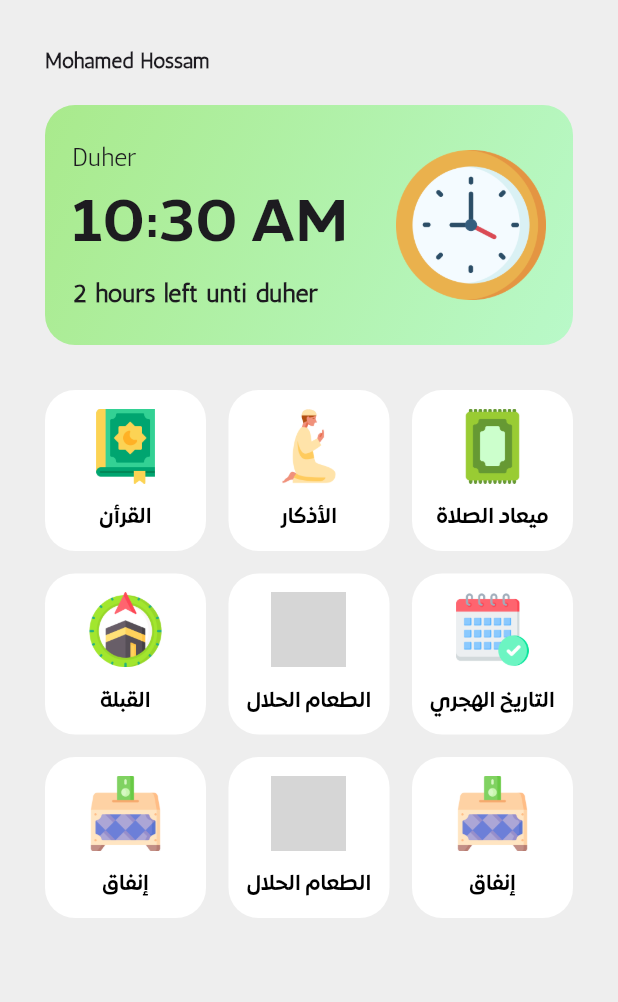
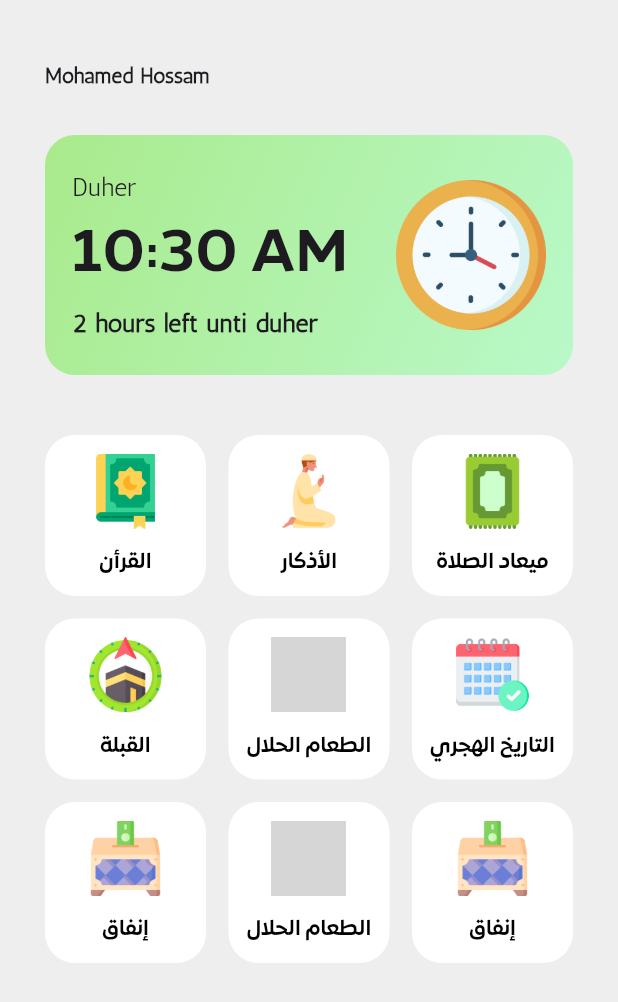
Before and after one commit to mo7ossam44/QuranApp, a Flutter app: the HomePage screen opened directly, on a phone screen of 412 x 824 dp. Shown: the top 1002 px of the screen. Run offline on Flutter 3.47's test engine with Material 3 defaults, Android fonts, the phone set to English and light mode, and no system bars; our stand-ins replace dio; project files that could hold a hidden picture were left out; grey boxes are pictures that could not be loaded.

Commit message:
change values of sized box height

```diff
--- a/lib/screens/home_page.dart
+++ b/lib/screens/home_page.dart
@@ -68,11 +68,11 @@ class HomePage extends StatelessWidget {
         child: Column(
           crossAxisAlignment: CrossAxisAlignment.start,
           children: [
+            SizedBox(height: 40),
+            MohamedHossamWidget(),
             SizedBox(height: 30),
-            MohamedHossamWidget(),
-            SizedBox(height: 20),
             TimeContainerWidget(),
-            SizedBox(height: 30),
+            SizedBox(height: 40),
             GridViewBuilder(categoryModel: categoryModel),
           ],
         ),
```
